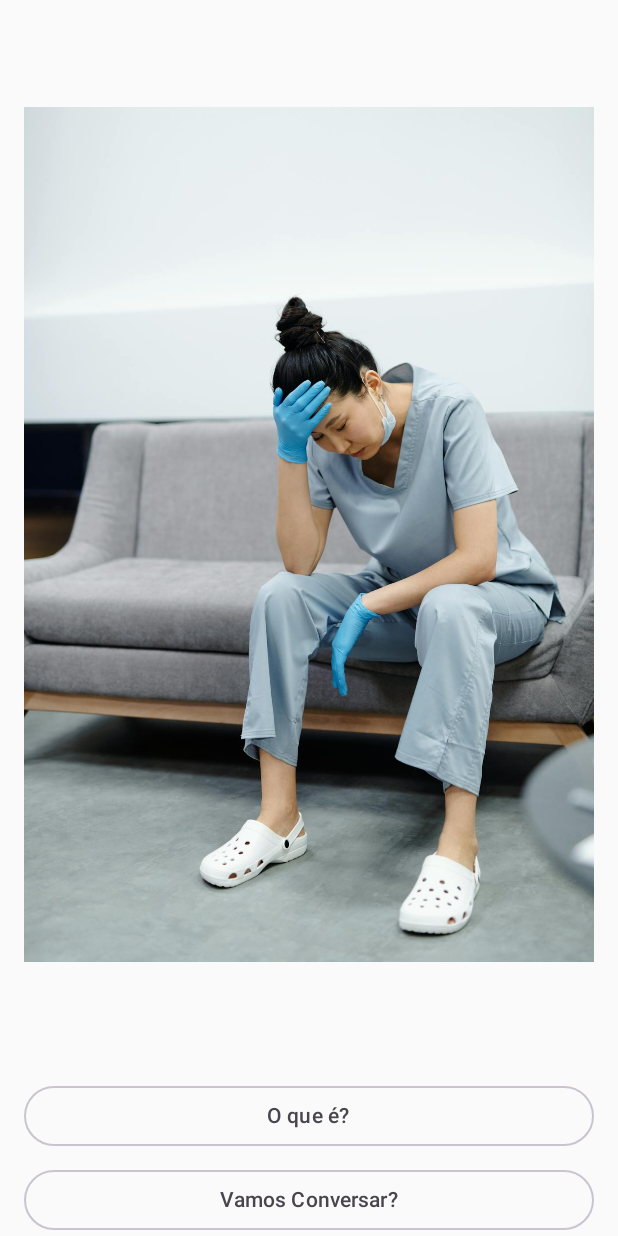
After one commit to janssenbatista/enfburnout, an Android app built with Jetpack Compose: the composable HomeScreen shown on its own in the app's theme, on a phone screen of 412 x 824 dp. The commit adds this screen. Run offline under Robolectric (Android 15) with nearby library versions, the phone set to English and light mode, and no system bars; our stand-ins replace Voyager.

Commit message:
feat: add home screen

```diff
--- /dev/null
+++ b/app/src/main/java/dev/janssenbatista/enfburnout/features/home/HomeScreen.kt
@@ -0,0 +1,48 @@
+package dev.janssenbatista.enfburnout.features.home
+
+import androidx.compose.foundation.Image
+import androidx.compose.foundation.layout.Arrangement
+import androidx.compose.foundation.layout.Column
+import androidx.compose.foundation.layout.fillMaxSize
+import androidx.compose.foundation.layout.fillMaxWidth
+import androidx.compose.foundation.layout.padding
+import androidx.compose.material3.OutlinedButton
+import androidx.compose.material3.Text
+import androidx.compose.runtime.Composable
+import androidx.compose.ui.Modifier
+import androidx.compose.ui.layout.ContentScale
+import androidx.compose.ui.res.painterResource
+import androidx.compose.ui.unit.dp
+import cafe.adriel.voyager.core.screen.Screen
+import dev.janssenbatista.enfburnout.R
+
+object HomeScreen : Screen {
+    private fun readResolve(): Any = HomeScreen
+    const val TITLE = "Síndrome de Burnout"
+
+    @Composable
+    override fun Content() {
+        Column(
+            Modifier
+                .fillMaxSize()
+                .padding(horizontal = 16.dp),
+            verticalArrangement = Arrangement.spacedBy(8.dp)
+        ) {
+            Image(
+                painter = painterResource(id = R.drawable.burnout_pic),
+                contentDescription = null,
+                contentScale = ContentScale.FillWidth,
+                modifier = Modifier
+                    .fillMaxWidth()
+                    .weight(1f)
+            )
+            OutlinedButton(onClick = { /*TODO*/ }, modifier = Modifier.fillMaxWidth()) {
+                Text(text = "O que é?")
+            }
+            OutlinedButton(onClick = { /*TODO*/ }, modifier = Modifier.fillMaxWidth()) {
+                Text(text = "Vamos Conversar?")
+            }
+        }
+    }
+
+}
```
Also changed, not shown: app/src/main/java/dev/janssenbatista/enfburnout/MainActivity.kt (+83 -0 lines), app/src/main/java/dev/janssenbatista/enfburnout/components/DrawerContent.kt (added, +68 -0 lines), app/src/main/java/dev/janssenbatista/enfburnout/features/splashscreen/SplashScreen.kt (+9 -1 lines), app/src/main/res/drawable/burnout_pic.jpg (added).
